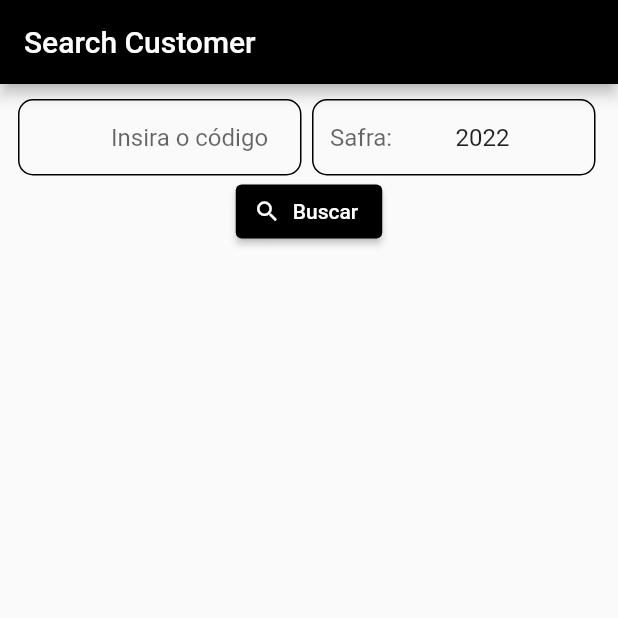
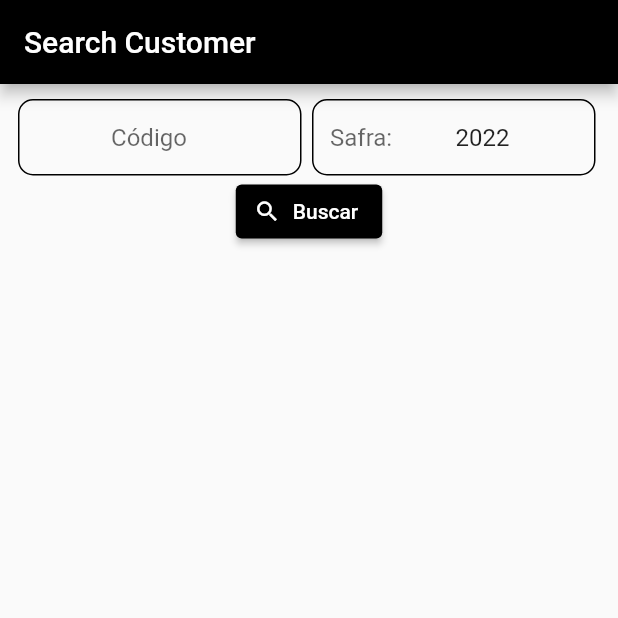
Before and after one commit to Giovane-Oliveira/atcsearch, a Flutter app: the ConsultaCostumer screen opened directly, on a phone screen of 412 x 824 dp, the top half of it. Run offline on Flutter 3.47's test engine with Material 2 defaults, Android fonts, the phone set to English and light mode, and no system bars; network calls fail.

Commit message:
Pequeno ajuste

```diff
--- a/lib/Quality2/ConsultaCostumer.dart
+++ b/lib/Quality2/ConsultaCostumer.dart
@@ -92,7 +92,7 @@ class _ConsultaCostumerState extends State<ConsultaCostumer> {
                     decoration: InputDecoration(
                       prefix: Text("Grade: "),
                       isDense: true,
-                      hintText: 'Insira o código',
+                      hintText: 'Código',
                       enabledBorder: OutlineInputBorder(
                         borderSide: BorderSide(
                           color: Colors.black,
@@ -205,24 +205,23 @@ class _ConsultaCostumerState extends State<ConsultaCostumer> {
                                 child: new Text(
                               "COD.GRADE: " + post.cod_grade.toString(),
                             )),
-                            subtitle:
-                              Column(
+                            subtitle: Column(
                                 mainAxisSize: MainAxisSize.max,
                                 mainAxisAlignment: MainAxisAlignment.center,
                                 crossAxisAlignment: CrossAxisAlignment.center,
                                 children: [
-                                Text("GRADE: " + post.des_grade, style: const TextStyle(fontWeight: FontWeight.bold)),
-                                Text("SAFRA: " +
+                                  Text("GRADE: " + post.des_grade,
+                                      style: const TextStyle(
+                                          fontWeight: FontWeight.bold)),
+                                  Text(
+                                      "SAFRA: " +
                                           post.crop.toString() +
                                           "\n COD.CLIENTE: " +
                                           post.cod_cliente.toString() +
                                           "\n SAMPLE: " +
                                           post.sample,
                                       textAlign: TextAlign.center)
-                              ]
-
-                              ),
-
+                                ]),
 
                             /*new Text(
                                     "GRADE: " +
@@ -236,7 +235,6 @@ class _ConsultaCostumerState extends State<ConsultaCostumer> {
                                     textAlign: TextAlign.center))*/
                             /* title: Text( "Empresa: " + post.cod_empresa.toString() ),
                                   subtitle: Text("Carga: " + post.cod_carga.toString() + "\n Teste: 001" + "\n teste" + "\n teste"),*/
-
                           );
                         },
                         separatorBuilder: (BuildContext context, int index) {
```
Also changed, not shown: 5 other files. Lines whose indentation alone changed are shown as unchanged.
